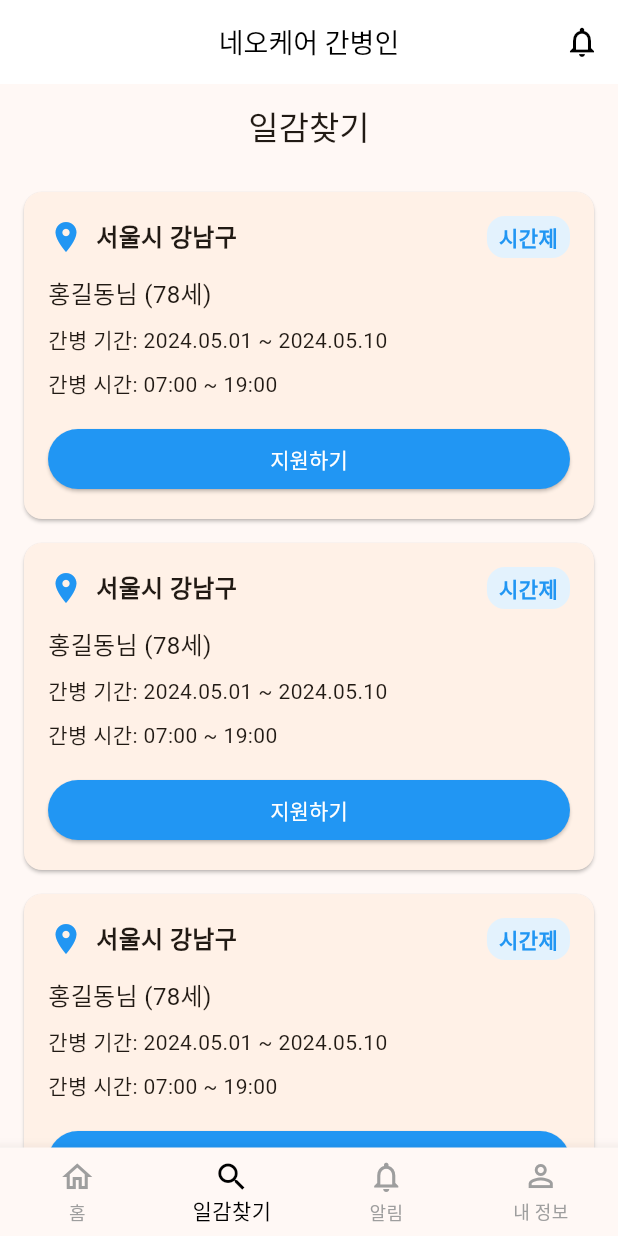
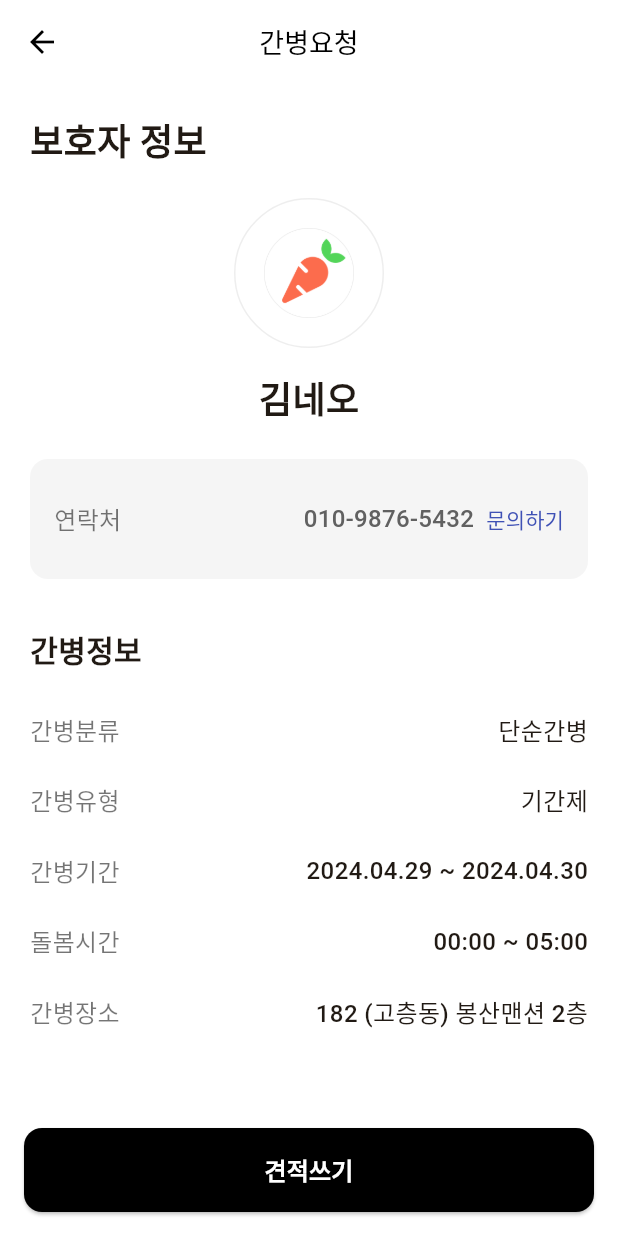
Before and after one commit to didtlrhks/neoCare, a Flutter app: the CaregiverHomeView screen opened directly, item 2 of the bottom bar chosen, after a tap on "지원하기", on a phone screen of 412 x 824 dp. Run offline on Flutter 3.47's test engine with Material 3 defaults, Android fonts, the phone set to English and light mode, and no system bars; our stand-ins replace get.

Commit message:
guardian add

```diff
--- a/lib/app/caregiver_screen/caregiver_home_view.dart
+++ b/lib/app/caregiver_screen/caregiver_home_view.dart
@@ -68,29 +68,6 @@ class _CaregiverHomeViewState extends State<CaregiverHomeView> {
   Widget build(BuildContext context) {
     return Scaffold(
       backgroundColor: Colors.grey[100],
-      appBar: AppBar(
-        backgroundColor: Colors.white,
-        elevation: 0,
-        title: const Text(
-          '네오케어 간병인',
-          style: TextStyle(
-            color: Colors.black,
-            fontSize: 18,
-            fontWeight: FontWeight.w500,
-          ),
-        ),
-        centerTitle: true,
-        actions: [
-          IconButton(
-            icon: const Icon(Icons.notifications_outlined, color: Colors.black),
-            onPressed: () {
-              setState(() {
-                _selectedIndex = 2;
-              });
-            },
-          ),
-        ],
-      ),
       body: _pages[_selectedIndex],
       bottomNavigationBar: BottomNavigationBar(
         currentIndex: _selectedIndex,
@@ -137,7 +114,32 @@ class _HomePage extends StatelessWidget {
 
   @override
   Widget build(BuildContext context) {
-    return SingleChildScrollView(
+    return Column(
+      children: [
+        AppBar(
+          backgroundColor: Colors.white,
+          elevation: 0,
+          title: const Text(
+            '네오케어 간병인',
+            style: TextStyle(
+              color: Colors.black,
+              fontSize: 18,
+              fontWeight: FontWeight.w500,
+            ),
+          ),
+          centerTitle: true,
+          actions: [
+            IconButton(
+              icon:
+                  const Icon(Icons.notifications_outlined, color: Colors.black),
+              onPressed: () {
+                // 알림 페이지로 이동
+              },
+            ),
+          ],
+        ),
+        Expanded(
+          child: SingleChildScrollView(
             child: Column(
               crossAxisAlignment: CrossAxisAlignment.start,
               children: [
@@ -167,7 +169,8 @@ class _HomePage extends StatelessWidget {
                       children: [
                         Row(
                           children: [
-                      Icon(Icons.edit_note, size: 28, color: Colors.white),
+                            Icon(Icons.edit_note,
+                                size: 28, color: Colors.white),
                             SizedBox(width: 10),
                             Text(
                               '간병요청작성',
@@ -232,6 +235,9 @@ class _HomePage extends StatelessWidget {
                 const SizedBox(height: 80), // 바텀 네비게이션 여백
               ],
             ),
+          ),
+        ),
+      ],
     );
   }
 
--- a/lib/app/caregiver_screen/caregiver_job_search_view.dart
+++ b/lib/app/caregiver_screen/caregiver_job_search_view.dart
@@ -1,4 +1,6 @@
 import 'package:flutter/material.dart';
+import 'package:get/get.dart';
+import 'guardian_detail_view.dart';
 
 class CaregiverJobSearchView extends StatelessWidget {
   const CaregiverJobSearchView({super.key});
@@ -7,7 +9,16 @@ class CaregiverJobSearchView extends StatelessWidget {
   Widget build(BuildContext context) {
     return Scaffold(
       appBar: AppBar(
-        title: const Text('일감찾기'),
+        backgroundColor: Colors.white,
+        elevation: 0,
+        title: const Text(
+          '일감찾기',
+          style: TextStyle(
+            color: Colors.black,
+            fontSize: 18,
+            fontWeight: FontWeight.w500,
+          ),
+        ),
         centerTitle: true,
       ),
       body: ListView.builder(
@@ -71,12 +82,24 @@ class CaregiverJobSearchView extends StatelessWidget {
                   SizedBox(
                     width: double.infinity,
                     child: ElevatedButton(
-                      onPressed: () {},
+                      onPressed: () {
+                        Get.to(() => const GuardianDetailView());
+                      },
                       style: ElevatedButton.styleFrom(
                         backgroundColor: Colors.blue,
                         foregroundColor: Colors.white,
+                        padding: const EdgeInsets.symmetric(vertical: 12),
+                        shape: RoundedRectangleBorder(
+                          borderRadius: BorderRadius.circular(8),
+                        ),
                       ),
-                      child: const Text('지원하기'),
+                      child: const Text(
+                        '지원하기',
+                        style: TextStyle(
+                          fontSize: 16,
+                          fontWeight: FontWeight.bold,
+                        ),
+                      ),
                     ),
                   ),
                 ],
--- a/lib/app/caregiver_screen/caregiver_notification_view.dart
+++ b/lib/app/caregiver_screen/caregiver_notification_view.dart
@@ -7,43 +7,20 @@ class CaregiverNotificationView extends StatelessWidget {
   Widget build(BuildContext context) {
     return Scaffold(
       appBar: AppBar(
-        title: const Text('알림'),
+        backgroundColor: Colors.white,
+        elevation: 0,
+        title: const Text(
+          '알림',
+          style: TextStyle(
+            color: Colors.black,
+            fontSize: 18,
+            fontWeight: FontWeight.w500,
+          ),
+        ),
         centerTitle: true,
       ),
-      body: ListView.builder(
-        padding: const EdgeInsets.all(16),
-        itemCount: 5,
-        itemBuilder: (context, index) {
-          return Card(
-            margin: const EdgeInsets.only(bottom: 16),
-            child: ListTile(
-              leading: CircleAvatar(
-                backgroundColor: Colors.blue[50],
-                child: Icon(
-                  index == 0 ? Icons.notifications : Icons.check_circle,
-                  color: Colors.blue,
-                ),
-              ),
-              title: Text(
-                index == 0 ? '새로운 간병 요청이 있습니다' : '간병 요청이 수락되었습니다',
-                style: const TextStyle(fontWeight: FontWeight.bold),
-              ),
-              subtitle: Text(
-                index == 0
-                    ? '서울시 강남구에서 새로운 간병 요청이 들어왔습니다.'
-                    : '홍길동님의 간병 요청이 수락되었습니다.',
-              ),
-              trailing: Text(
-                '${index + 1}시간 전',
-                style: TextStyle(
-                  color: Colors.grey[600],
-                  fontSize: 12,
-                ),
-              ),
-              onTap: () {},
-            ),
-          );
-        },
+      body: const Center(
+        child: Text('알림 페이지'),
       ),
     );
   }
--- /dev/null
+++ b/lib/app/caregiver_screen/guardian_detail_view.dart
@@ -0,0 +1,213 @@
+import 'package:flutter/material.dart';
+import 'package:get/get.dart';
+
+class GuardianDetailView extends StatelessWidget {
+  const GuardianDetailView({super.key});
+
+  @override
+  Widget build(BuildContext context) {
+    return Scaffold(
+      backgroundColor: Colors.white,
+      appBar: AppBar(
+        backgroundColor: Colors.white,
+        elevation: 0,
+        leading: IconButton(
+          icon: const Icon(Icons.arrow_back, color: Colors.black),
+          onPressed: () => Get.back(),
+        ),
+        title: const Text(
+          '간병요청',
+          style: TextStyle(
+            color: Colors.black,
+            fontSize: 18,
+            fontWeight: FontWeight.w500,
+          ),
+        ),
+        centerTitle: true,
+      ),
+      body: SingleChildScrollView(
+        child: Column(
+          crossAxisAlignment: CrossAxisAlignment.start,
+          children: [
+            const Padding(
+              padding: EdgeInsets.all(20),
+              child: Text(
+                '보호자 정보',
+                style: TextStyle(
+                  fontSize: 24,
+                  fontWeight: FontWeight.bold,
+                ),
+              ),
+            ),
+            // 보호자 프로필
+            Center(
+              child: Column(
+                children: [
+                  Container(
+                    width: 100,
+                    height: 100,
+                    decoration: BoxDecoration(
+                      shape: BoxShape.circle,
+                      color: Colors.white,
+                      border: Border.all(color: Colors.grey.shade200),
+                    ),
+                    child: Center(
+                      child: Image.asset(
+                        'assets/images/carrot.png',
+                        width: 60,
+                        height: 60,
+                        errorBuilder: (context, error, stackTrace) {
+                          return const Icon(
+                            Icons.person,
+                            size: 50,
+                            color: Colors.grey,
+                          );
+                        },
+                      ),
+                    ),
+                  ),
+                  const SizedBox(height: 16),
+                  const Text(
+                    '김네오',
+                    style: TextStyle(
+                      fontSize: 24,
+                      fontWeight: FontWeight.bold,
+                    ),
+                  ),
+                ],
+              ),
+            ),
+            const SizedBox(height: 24),
+            // 연락처
+            Container(
+              margin: const EdgeInsets.symmetric(horizontal: 20),
+              padding: const EdgeInsets.all(16),
+              decoration: BoxDecoration(
+                color: Colors.grey.shade100,
+                borderRadius: BorderRadius.circular(12),
+              ),
+              child: Row(
+                children: [
+                  const Text(
+                    '연락처',
+                    style: TextStyle(
+                      fontSize: 16,
+                      color: Colors.black54,
+                    ),
+                  ),
+                  const Spacer(),
+                  Text(
+                    '010-9876-5432',
+                    style: TextStyle(
+                      fontSize: 16,
+                      color: Colors.grey.shade700,
+                      fontWeight: FontWeight.w500,
+                    ),
+                  ),
+                  const SizedBox(width: 8),
+                  TextButton(
+                    onPressed: () {},
+                    style: TextButton.styleFrom(
+                      padding: EdgeInsets.zero,
+                      minimumSize: const Size(50, 30),
+                      foregroundColor: Colors.indigo,
+                    ),
+                    child: const Text('문의하기'),
+                  ),
+                ],
+              ),
+            ),
+            const SizedBox(height: 32),
+            // 간병 정보 섹션
+            const Padding(
+              padding: EdgeInsets.symmetric(horizontal: 20),
+              child: Text(
+                '간병정보',
+                style: TextStyle(
+                  fontSize: 20,
+                  fontWeight: FontWeight.bold,
+                ),
+              ),
+            ),
+            const SizedBox(height: 16),
+            _buildInfoRow('간병분류', '단순간병'),
+            _buildInfoRow('간병유형', '기간제'),
+            _buildInfoRow('간병기간', '2024.04.29 ~ 2024.04.30'),
+            _buildInfoRow('돌봄시간', '00:00 ~ 05:00'),
+            _buildInfoRow('간병장소', '182 (고층동) 봉산맨션 2층'),
+            const SizedBox(height: 32),
+            // 환자 정보 섹션
+            const Padding(
+              padding: EdgeInsets.symmetric(horizontal: 20),
+              child: Text(
+                '환자정보',
+                style: TextStyle(
+                  fontSize: 20,
+                  fontWeight: FontWeight.bold,
+                ),
+              ),
+            ),
+            const SizedBox(height: 16),
+            _buildInfoRow('나이', '1996년생'),
+            _buildInfoRow('성별', '남자'),
+            _buildInfoRow('장기요양등급', '1등급'),
+            _buildInfoRow('거동기능여부', '가능'),
+            _buildInfoRow('기타 질환 및 질병', '없음'),
+            _buildInfoRow('기타 특이사항', '기타 특이사항..'),
+            const SizedBox(height: 32),
+          ],
+        ),
+      ),
+      bottomNavigationBar: SafeArea(
+        child: Padding(
+          padding: const EdgeInsets.all(16),
+          child: ElevatedButton(
+            onPressed: () {
+              // 지원하기 로직
+            },
+            style: ElevatedButton.styleFrom(
+              backgroundColor: Colors.black,
+              foregroundColor: Colors.white,
+              minimumSize: const Size(double.infinity, 56),
+              shape: RoundedRectangleBorder(
+                borderRadius: BorderRadius.circular(12),
+              ),
+            ),
+            child: const Text(
+              '견적쓰기',
+              style: TextStyle(
+                fontSize: 16,
+                fontWeight: FontWeight.bold,
+              ),
+            ),
+          ),
+        ),
+      ),
+    );
+  }
+
+  Widget _buildInfoRow(String label, String value) {
+    return Padding(
+      padding: const EdgeInsets.symmetric(horizontal: 20, vertical: 12),
+      child: Row(
+        children: [
+          Text(
+            label,
+            style: const TextStyle(
+              fontSize: 16,
+              color: Colors.black54,
+            ),
+          ),
+          const Spacer(),
+          Text(
+            value,
+            style: const TextStyle(
+              fontSize: 16,
+              fontWeight: FontWeight.w500,
+            ),
+          ),
+        ],
+      ),
+    );
+  }
+}
```
Lines whose indentation alone changed are shown as unchanged.
